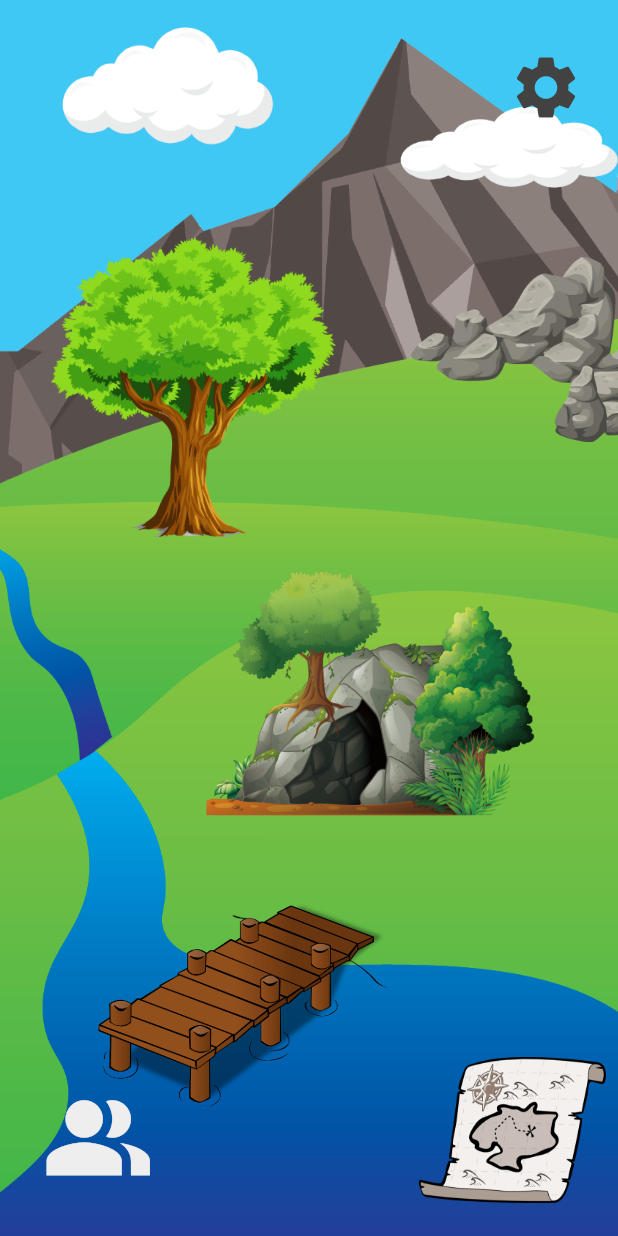
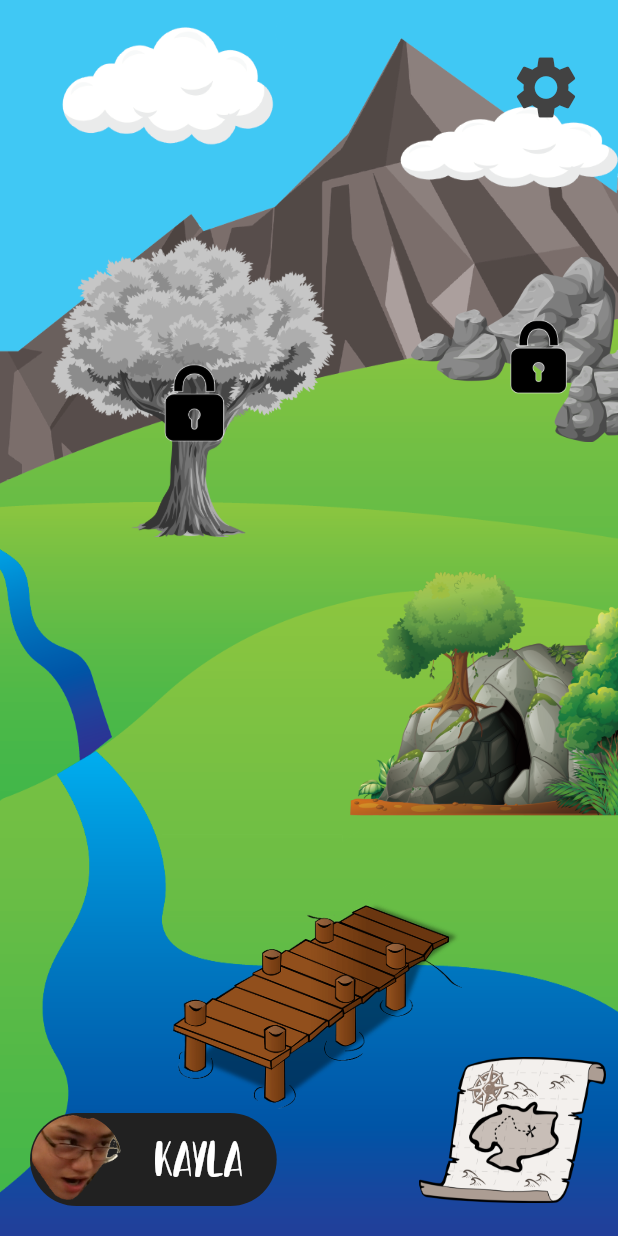
Before and after one commit to Impact2585/kolubra, a Flutter app: the screen it shows after launch, on a phone screen of 412 x 824 dp. Run offline on Flutter 3.47's test engine with Material 2 defaults, Android fonts, the phone set to English and light mode, and no system bars; missing offline and left inert: fit_kit, hovering.

Commit message:
Profile pics, locked areas

```diff
--- a/lib/main.dart
+++ b/lib/main.dart
@@ -29,30 +29,30 @@ Future<void> init() async {
       100,
       1,
       "assets/ExerciseIcons/running.png",
-      '(Daily)'));
+      0));
   _achievementTracker.addAchievement(new Achievement("Jog for 10 minutes", 300,
-      0, 100, 1, "assets/ExerciseIcons/timer.png", '(Weekly)'));
+      0, 100, 1, "assets/ExerciseIcons/timer.png", 1));
   _achievementTracker.addAchievement(new Achievement("Jumprope for 5 minutes",
-      150, 20, 100, 1, "assets/ExerciseIcons/jumprope.png", '(Weekly)'));
+      150, 20, 100, 1, "assets/ExerciseIcons/jumprope.png", 1));
   _achievementTracker.addAchievement(new Achievement(
       "Run for 10 minutes everyday",
-      500,
+      0,
       10,
       100,
       1,
       "assets/ExerciseIcons/running2.png",
-      '(Weekly)'));
+      1));
 
   _achievementTracker.addProgression(new Achievement("Run for 100 miles", 10000,
-      5, 100, 1, "assets/ExerciseIcons/running.png", ''));
+      2, 5, 1, "assets/ExerciseIcons/running.png", 2));
   _achievementTracker.addProgression(new Achievement(
       "Exercise for 30 minutes for a total of 100 days",
-      10000,
-      25,
-      100,
+      0,
+      1,
+      5,
       1,
       "assets/ExerciseIcons/timer.png",
-      ''));
+      2));
 }
 
 void main() {
@@ -184,6 +184,58 @@ class HomeState extends State<Home> {
         ),
         child: Stack(
           children: <Widget>[
+            Positioned(
+                right: -50,
+                bottom: 250,
+                child: Material(
+                    color: Colors.transparent,
+                    child: IconButton(
+                      splashRadius: 112,
+                      icon: Image.asset('assets/Environments/cave.png'),
+                      iconSize: 225,
+                      onPressed: () {
+                        print("cave");
+                      },
+                    ))),
+            Positioned(
+                right: -20,
+                top: 150,
+                child: Material(
+                    color: Colors.transparent,
+                    child: IconButton(
+                      splashRadius: 75,
+                      icon: Image.asset('assets/Environments/rocks_locked.png'),
+                      iconSize: 150,
+                      onPressed: () {
+                        print("rocks");
+                      },
+                    ))),
+            Positioned(
+                right: 175,
+                top: 150,
+                child: Material(
+                    color: Colors.transparent,
+                    child: IconButton(
+                      splashRadius: 100,
+                      icon: Image.asset('assets/Environments/tree_locked.png'),
+                      iconSize: 200,
+                      onPressed: () {
+                        print("tree");
+                      },
+                    ))),
+            Positioned(
+                left: 100,
+                bottom: 70,
+                child: Material(
+                    color: Colors.transparent,
+                    child: IconButton(
+                      splashRadius: 100,
+                      icon: Image.asset('assets/Environments/pier.png'),
+                      iconSize: 200,
+                      onPressed: () {
+                        print("pier");
+                      },
+                    ))),
             Align(
                 alignment: Alignment.bottomRight,
                 child: Material(
@@ -206,12 +258,8 @@ class HomeState extends State<Home> {
               bottom: 20,
               child: Material(
                 color: Colors.transparent,
-                    child: IconButton(
-                      splashRadius: 40,
-                      color: Colors.grey[200],
-                      icon: Icon(Icons.people_alt),
-                      iconSize: 75,
-                      onPressed: () {
+                child: InkResponse(
+                  onTap: () {
                     read();
                     print(result);
                     showDialog(
@@ -220,7 +268,48 @@ class HomeState extends State<Home> {
                           _buildSyncDialog(context),
                     );
                   },
-                    ))),
+                  child: Container(
+                      decoration: BoxDecoration(
+                          color: Colors.grey[900],
+                          border: Border.all(
+                            color: Colors.transparent,
+                          ),
+                          borderRadius: BorderRadius.all(Radius.circular(40))),
+                      child: Row(
+                        children: [
+                          Container(
+                            height: 60,
+                            width: 60,
+                            decoration: BoxDecoration(
+                                borderRadius:
+                                    BorderRadius.all(Radius.circular(40)),
+                                image: DecorationImage(
+                                    image: AssetImage(
+                                        'assets/CalebAssets/caleb1.png'),
+                                    fit: BoxFit.cover)),
+                          ),
+                          Text(
+                            "   Kayla   ",
+                            textScaleFactor: 3,
+                            style: TextStyle(
+                                fontFamily: 'LeavesAndGround',
+                                color: Colors.white),
+                          ),
+                        ],
+                      )),
+                ),
+              ),
+            ),
+            // child:
+            // Material(
+            //   color: Colors.transparent,
+            //   child: IconButton(
+            //     splashRadius: 40,
+            //     color: Colors.grey[200],
+            //     icon: Icon(Icons.people_alt),
+            //     iconSize: 75,
+
+            //   ))),),
             // Align(
             //   alignment: Alignment.bottomCenter,
             //   child: Padding(
@@ -259,58 +348,6 @@ class HomeState extends State<Home> {
                       icon: Icon(Icons.settings),
                       iconSize: 50,
                       onPressed: () {},
-                    ))),
-            Positioned(
-                left: 125,
-                bottom: 250,
-                child: Material(
-                    color: Colors.transparent,
-                    child: IconButton(
-                      splashRadius: 112,
-                      icon: Image.asset('assets/Environments/cave.png'),
-                      iconSize: 225,
-                      onPressed: () {
-                        print("cave");
-                      },
-                    ))),
-            Positioned(
-                right: -20,
-                top: 150,
-                child: Material(
-                    color: Colors.transparent,
-                    child: IconButton(
-                      splashRadius: 75,
-                      icon: Image.asset('assets/Environments/rocks.png'),
-                      iconSize: 150,
-                      onPressed: () {
-                        print("rocks");
-                      },
-                    ))),
-            Positioned(
-                right: 175,
-                top: 150,
-                child: Material(
-                    color: Colors.transparent,
-                    child: IconButton(
-                      splashRadius: 100,
-                      icon: Image.asset('assets/Environments/tree.png'),
-                      iconSize: 200,
-                      onPressed: () {
-                        print("tree");
-                      },
-                    ))),
-            Positioned(
-                left: 50,
-                bottom: 70,
-                child: Material(
-                    color: Colors.transparent,
-                    child: IconButton(
-                      splashRadius: 100,
-                      icon: Image.asset('assets/Environments/pier.png'),
-                      iconSize: 200,
-                      onPressed: () {
-                        print("pier");
-                      },
                     ))),
           ],
         ));
```
Also changed, not shown: lib/Achievement.dart (+45 -20 lines), pubspec.yaml (+7 -0 lines), assets/CalebAssets/caleb1.png (added), assets/CalebAssets/caleb2.png (added), assets/Environments/cave_locked.png (added), assets/Environments/lock.png (added), assets/Environments/pier_locked.png (added), assets/Environments/rocks_locked.png (added), assets/Environments/tree_locked.png (added), 4 other files. Lines whose indentation alone changed are shown as unchanged.
